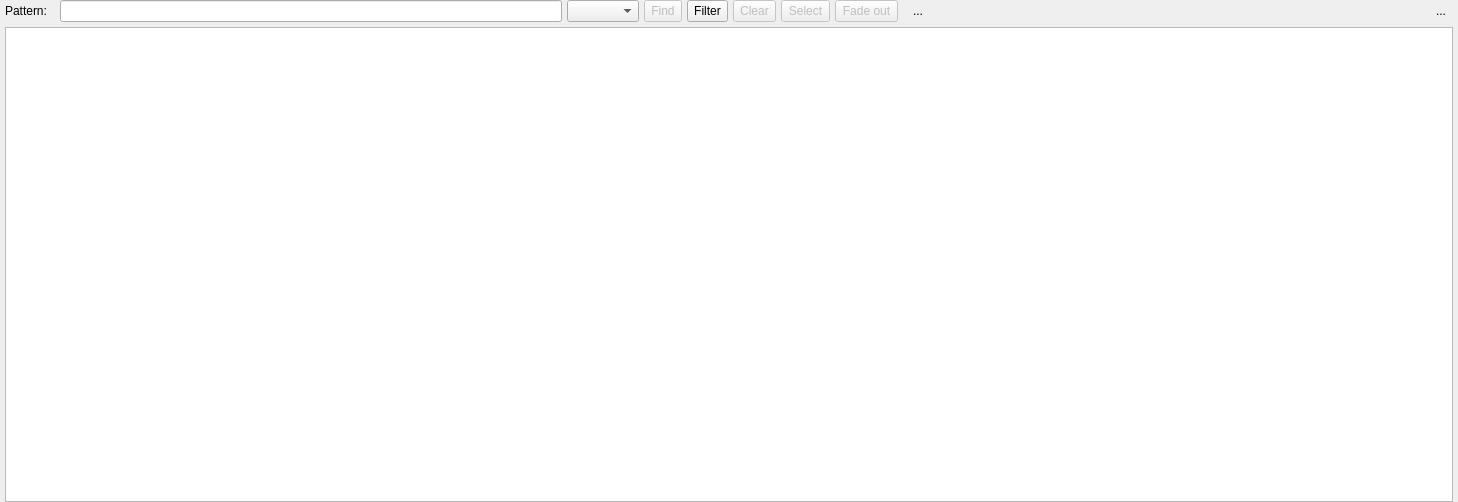
Before: the Qt Designer form libs/libgui/ui/widgets/objectfinderwidget.ui in pgmodeler/pgmodeler, drawn with Qt 5.
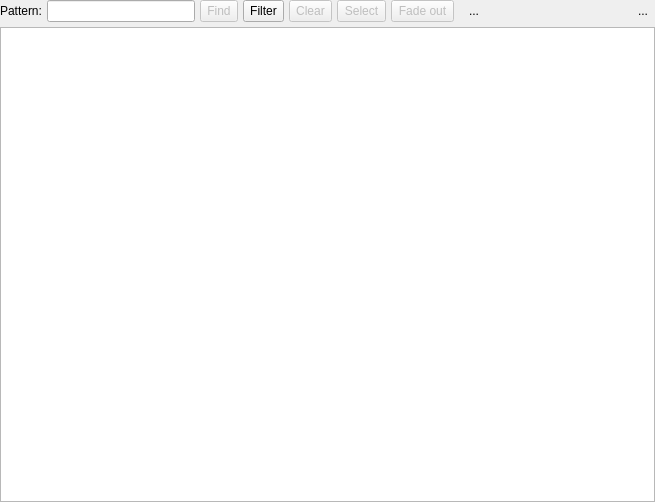
After: the same form once the commit is applied. Icons and pictures are not drawn.

Diff of the .ui file:
```diff
--- a/libs/libgui/ui/widgets/objectfinderwidget.ui
+++ b/libs/libgui/ui/widgets/objectfinderwidget.ui
@@ -6,7 +6,7 @@
    <rect>
     <x>0</x>
     <y>0</y>
-    <width>1458</width>
+    <width>655</width>
     <height>502</height>
    </rect>
   </property>
@@ -30,13 +30,13 @@
     <number>5</number>
    </property>
    <property name="leftMargin">
-    <number>5</number>
+    <number>0</number>
    </property>
    <property name="topMargin">
     <number>0</number>
    </property>
    <property name="rightMargin">
-    <number>5</number>
+    <number>0</number>
    </property>
    <property name="bottomMargin">
     <number>0</number>
@@ -66,12 +66,6 @@
          <verstretch>0</verstretch>
         </sizepolicy>
        </property>
-       <property name="minimumSize">
-        <size>
-         <width>50</width>
-         <height>0</height>
-        </size>
-       </property>
        <property name="text">
         <string>Pattern:</string>
        </property>
@@ -96,19 +90,6 @@
        </property>
       </widget>
      </item>
-     <item>
-      <widget class="QComboBox" name="search_attrs_cmb">
-       <property name="toolTip">
-        <string>The attribute of the objects in which the search will occur</string>
-       </property>
-       <property name="iconSize">
-        <size>
-         <width>28</width>
-         <height>28</height>
-        </size>
-       </property>
-      </widget>
-     </item>
      <item>
       <widget class="QToolButton" name="find_btn">
        <property name="enabled">
```
Left out of the diff: 1 changed line with no effect on the pictures.
